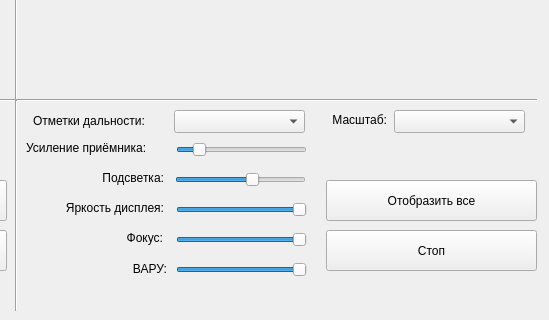
Above: indicatorprl.ui from oln0ry/IKO before the change; both pictures show x 514 to 1063 and y 420 to 740 of the 1063 by 740 pixel window. Below: the same form after it.
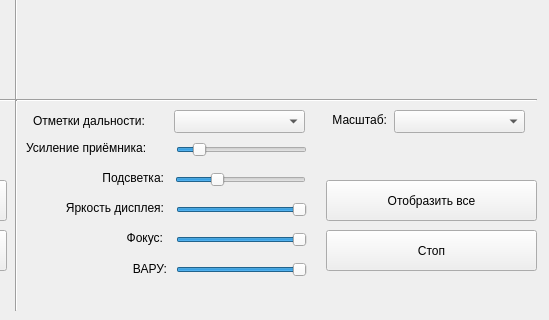
That is the form after the change. Custom widgets are drawn as their Qt base class.

```diff
--- a/indicatorprl.ui
+++ b/indicatorprl.ui
@@ -587,7 +587,7 @@
     <number>1</number>
    </property>
    <property name="value">
-    <number>60</number>
+    <number>30</number>
    </property>
    <property name="orientation">
     <enum>Qt::Horizontal</enum>
```
